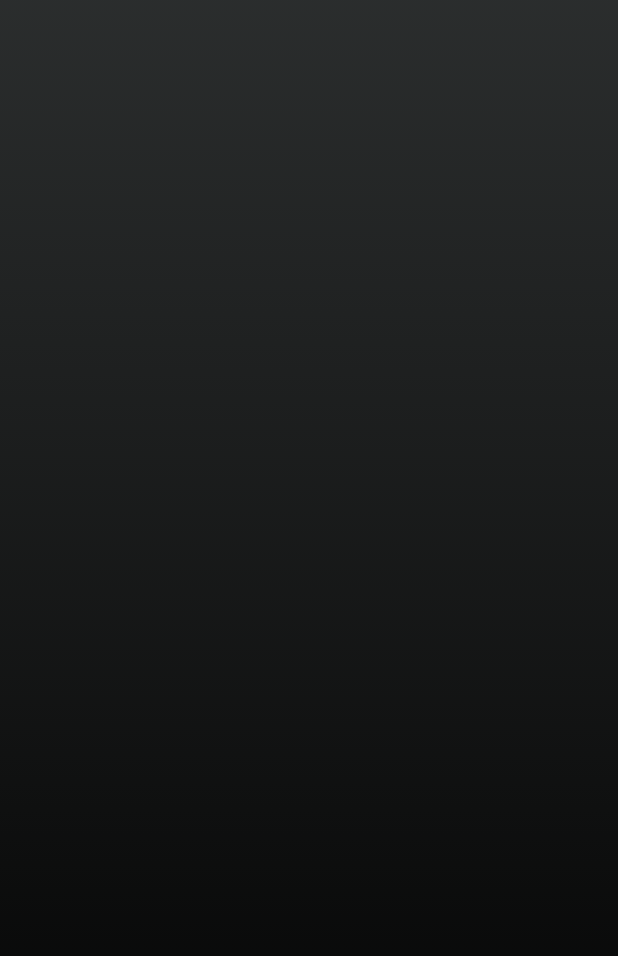
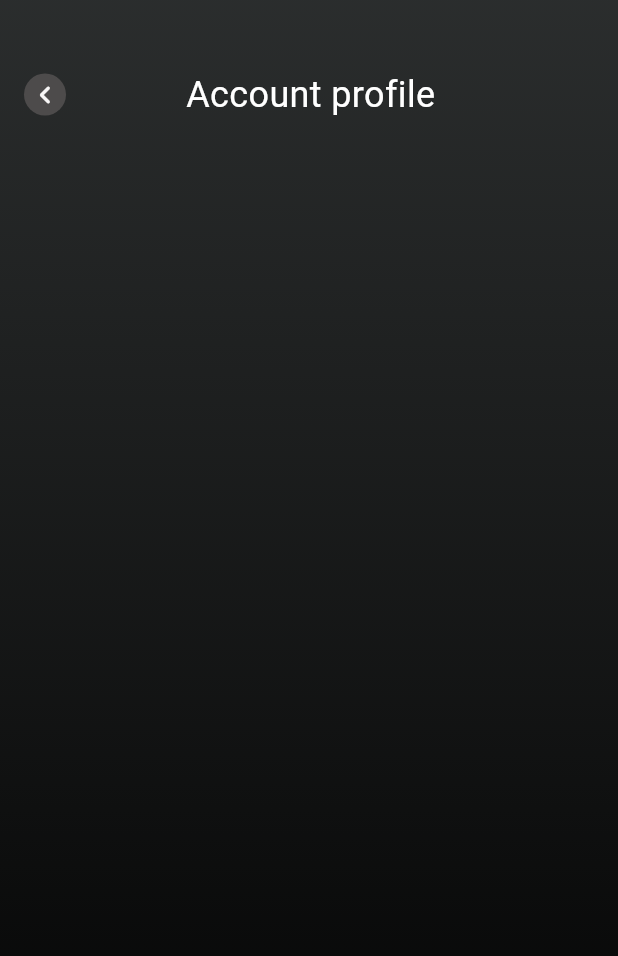
Before and after one commit to Veeqy/soundApp, a Flutter app: the Profile_page screen opened directly, on a phone screen of 412 x 824 dp. Shown: the top 956 px of the screen. Run offline on Flutter 3.47's test engine with Material 3 defaults, Android fonts, the phone set to English and light mode, and no system bars.

Commit message:
profile page

```diff
--- a/lib/screens.dart/profile_page.dart
+++ b/lib/screens.dart/profile_page.dart
@@ -1,4 +1,5 @@
 import 'package:flutter/material.dart';
+import 'package:sound_app/screens.dart/soundpage.dart';
 
 class Profile_page extends StatelessWidget {
   const Profile_page({super.key});
@@ -18,15 +19,50 @@ class Profile_page extends StatelessWidget {
             end: Alignment.bottomCenter,
           ),
         ),
-        child: const Padding(
-          padding: EdgeInsets.symmetric(
+        child:  Padding(
+          padding: const EdgeInsets.symmetric(
             vertical: 16,
           ),
           child: Column(
-            children: [
+            crossAxisAlignment: CrossAxisAlignment.stretch,
+          children: [
+            const SizedBox(
+              height: 30,
+            ),
               Row(
                 children: [
-                  // Icon(icon)
+                  IconButton(
+                  style: IconButton.styleFrom(
+                    tapTargetSize: MaterialTapTargetSize.shrinkWrap,
+                    padding: EdgeInsets.zero,
+                    minimumSize: Size.zero,
+                  ),
+                  onPressed: () {
+                    Navigator.push(
+                      context,
+                      MaterialPageRoute(
+                        builder: (context) => const SoundPage(),
+                      ),
+                    );
+                  },
+                  icon: const Center(
+                    child: CircleAvatar(
+                      backgroundColor: Color.fromARGB(255, 77, 75, 75),
+                      radius: 14,
+                      foregroundColor: Color.fromARGB(255, 248, 246, 246),
+                      child:Icon(Icons.navigate_before_rounded),
+                    ),
+                  ),
+                ),
+                const SizedBox(
+                width:80 ,
+                ),
+                const Text('Account profile',
+                style: TextStyle(
+                  color: Colors.white,
+                  fontSize: 24,
+                ),
+                ),
                 ],
               ),
             ],
```
Also changed, not shown: lib/screens.dart/soundpage.dart (+12 -6 lines).
